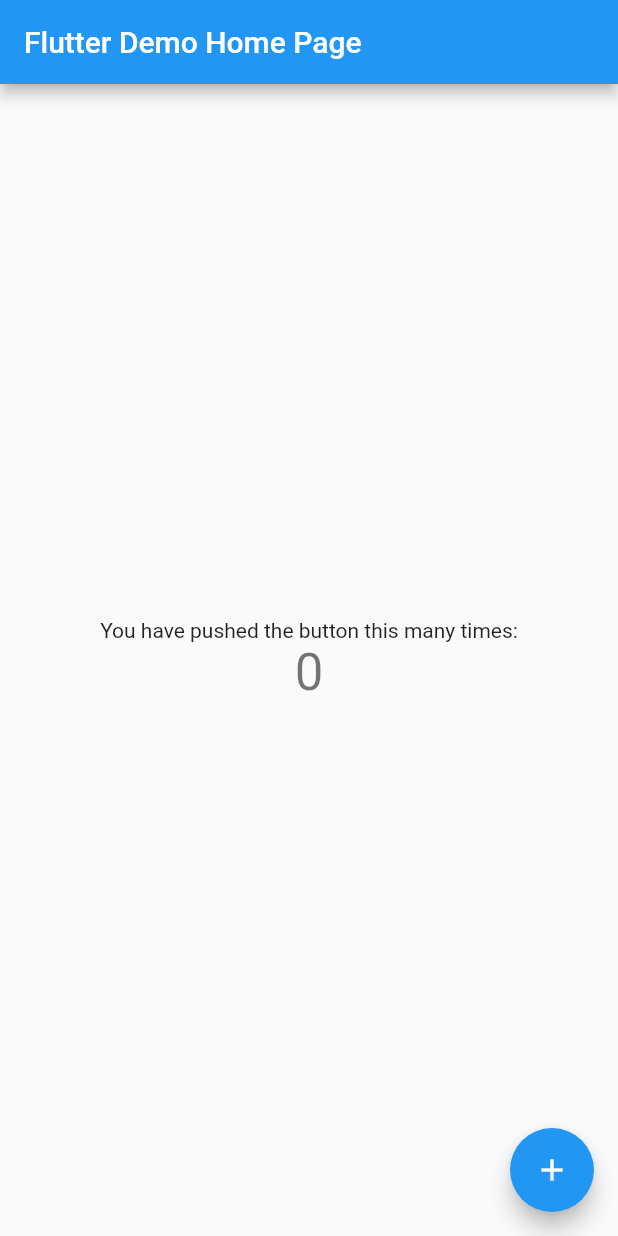
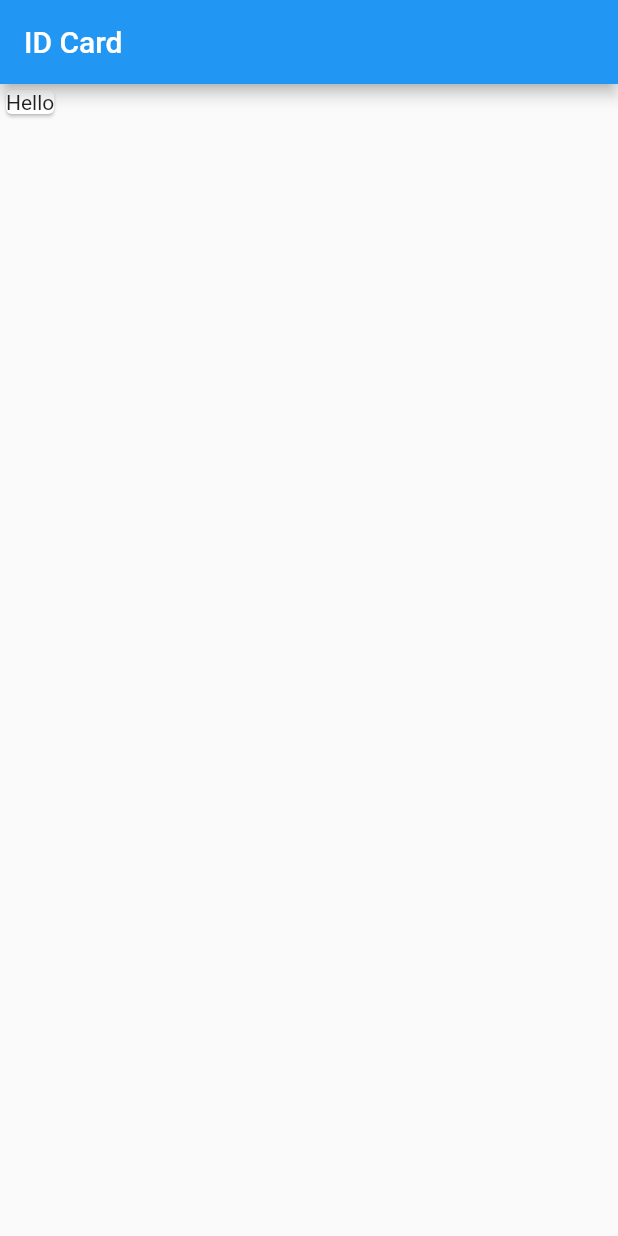
Before and after one commit to Eldringrg/id_card, a Flutter app: the screen it shows after launch, on a phone screen of 412 x 824 dp. Run offline on Flutter 3.47's test engine with Material 2 defaults, Android fonts, the phone set to English and light mode, and no system bars.

Commit message:
My Intro

```diff
--- a/lib/main.dart
+++ b/lib/main.dart
@@ -1,115 +1,21 @@
 import 'package:flutter/material.dart';
 
 void main() {
-  runApp(const MyApp());
+  runApp(idCard());
 }
 
-class MyApp extends StatelessWidget {
-  const MyApp({Key? key}) : super(key: key);
-
-  // This widget is the root of your application.
+class idCard extends StatelessWidget {
   @override
   Widget build(BuildContext context) {
     return MaterialApp(
-      title: 'Flutter Demo',
-      theme: ThemeData(
-        // This is the theme of your application.
-        //
-        // Try running your application with "flutter run". You'll see the
-        // application has a blue toolbar. Then, without quitting the app, try
-        // changing the primarySwatch below to Colors.green and then invoke
-        // "hot reload" (press "r" in the console where you ran "flutter run",
-        // or simply save your changes to "hot reload" in a Flutter IDE).
-        // Notice that the counter didn't reset back to zero; the application
-        // is not restarted.
-        primarySwatch: Colors.blue,
+      home: Scaffold(
+        appBar: AppBar(
+          title: Text('ID Card'),
+        ),
+        body: Card(
+          child: Text('Hello'),
+        ),
       ),
-      home: const MyHomePage(title: 'Flutter Demo Home Page'),
     );
   }
 }
-
-class MyHomePage extends StatefulWidget {
-  const MyHomePage({Key? key, required this.title}) : super(key: key);
-
-  // This widget is the home page of your application. It is stateful, meaning
-  // that it has a State object (defined below) that contains fields that affect
-  // how it looks.
-
-  // This class is the configuration for the state. It holds the values (in this
-  // case the title) provided by the parent (in this case the App widget) and
-  // used by the build method of the State. Fields in a Widget subclass are
-  // always marked "final".
-
-  final String title;
-
-  @override
-  State<MyHomePage> createState() => _MyHomePageState();
-}
-
-class _MyHomePageState extends State<MyHomePage> {
-  int _counter = 0;
-
-  void _incrementCounter() {
-    setState(() {
-      // This call to setState tells the Flutter framework that something has
-      // changed in this State, which causes it to rerun the build method below
-      // so that the display can reflect the updated values. If we changed
-      // _counter without calling setState(), then the build method would not be
-      // called again, and so nothing would appear to happen.
-      _counter++;
-    });
-  }
-
-  @override
-  Widget build(BuildContext context) {
-    // This method is rerun every time setState is called, for instance as done
-    // by the _incrementCounter method above.
-    //
-    // The Flutter framework has been optimized to make rerunning build methods
-    // fast, so that you can just rebuild anything that needs updating rather
-    // than having to individually change instances of widgets.
-    return Scaffold(
-      appBar: AppBar(
-        // Here we take the value from the MyHomePage object that was created by
-        // the App.build method, and use it to set our appbar title.
-        title: Text(widget.title),
-      ),
-      body: Center(
-        // Center is a layout widget. It takes a single child and positions it
-        // in the middle of the parent.
-        child: Column(
-          // Column is also a layout widget. It takes a list of children and
-          // arranges them vertically. By default, it sizes itself to fit its
-          // children horizontally, and tries to be as tall as its parent.
-          //
-          // Invoke "debug painting" (press "p" in the console, choose the
-          // "Toggle Debug Paint" action from the Flutter Inspector in Android
-          // Studio, or the "Toggle Debug Paint" command in Visual Studio Code)
-          // to see the wireframe for each widget.
-          //
-          // Column has various properties to control how it sizes itself and
-          // how it positions its children. Here we use mainAxisAlignment to
-          // center the children vertically; the main axis here is the vertical
-          // axis because Columns are vertical (the cross axis would be
-          // horizontal).
-          mainAxisAlignment: MainAxisAlignment.center,
-          children: <Widget>[
-            const Text(
-              'You have pushed the button this many times:',
-            ),
-            Text(
-              '$_counter',
-              style: Theme.of(context).textTheme.headline4,
-            ),
-          ],
-        ),
-      ),
-      floatingActionButton: FloatingActionButton(
-        onPressed: _incrementCounter,
-        tooltip: 'Increment',
-        child: const Icon(Icons.add),
-      ), // This trailing comma makes auto-formatting nicer for build methods.
-    );
-  }
-}
--- a/pubspec.yaml
+++ b/pubspec.yaml
@@ -1,4 +1,4 @@
-name: idcard
+name: id_card
 description: A new Flutter project.
 
 # The following line prevents the package from being accidentally published to
@@ -18,7 +18,7 @@ publish_to: 'none' # Remove this line if you wish to publish to pub.dev
 version: 1.0.0+1
 
 environment:
-  sdk: ">=2.17.3 <3.0.0"
+  sdk: ">=2.11.0 <3.0.0"
 
 # Dependencies specify other packages that your package needs in order to work.
 # To automatically upgrade your package dependencies to the latest versions
```
Also changed, not shown: pubspec.lock, 1 other file.
